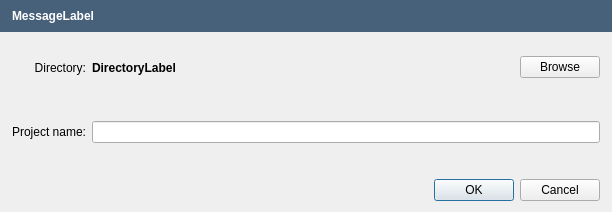
Old version of the form src/apps/openfluid-builder/base/SaveAsDialog.ui in the repository jylfc0307/OpenFluidPlus.
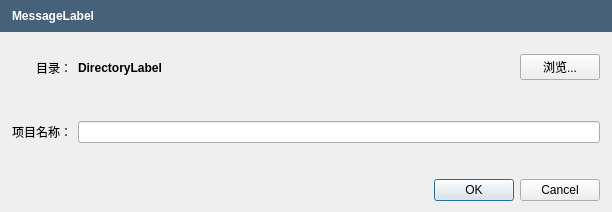
New version of the form. Custom widgets are drawn as their Qt base class.

Diff of the .ui file:
```diff
--- a/src/apps/openfluid-builder/base/SaveAsDialog.ui
+++ b/src/apps/openfluid-builder/base/SaveAsDialog.ui
@@ -121,7 +121,7 @@
         </sizepolicy>
        </property>
        <property name="text">
-        <string>Directory:</string>
+        <string>目录：</string>
        </property>
        <property name="alignment">
         <set>Qt::AlignRight|Qt::AlignTrailing|Qt::AlignVCenter</set>
@@ -131,7 +131,7 @@
      <item row="0" column="2">
       <widget class="QPushButton" name="BrowseButton">
        <property name="text">
-        <string>Browse</string>
+        <string>浏览...</string>
        </property>
       </widget>
      </item>
@@ -144,7 +144,7 @@
         </sizepolicy>
        </property>
        <property name="text">
-        <string>Project name:</string>
+        <string>项目名称：</string>
        </property>
        <property name="alignment">
         <set>Qt::AlignRight|Qt::AlignTrailing|Qt::AlignVCenter</set>
```
